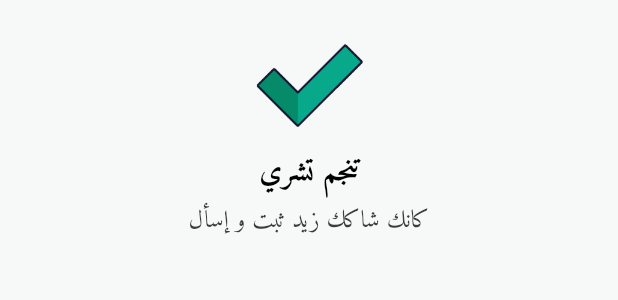
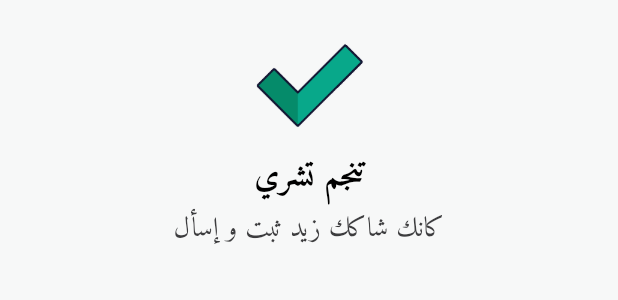
Before and after one commit to Zied-Dahmani/qataa, a Flutter app: the BottomSheetContent widget shown alone on an empty page, opened directly with empty values, on a phone screen of 412 x 824 dp. Shown: the top 300 px of the screen. Run offline on Flutter 3.47's test engine with Material 2 defaults, Android fonts, the light colour scheme and no system bars; our stand-ins replace audioplayers, connectivity_plus, dio, equatable, font_awesome_flutter, get and 1 more; missing offline and left inert: barcode_scan2, onboarding_overlay; accounts and stored records are empty.

Commit message:
feat: Onboarding & Blacklist

```diff
--- a/lib/application/app_bindings.dart
+++ b/lib/application/app_bindings.dart
@@ -1,6 +1,7 @@
 import 'package:get/get.dart';
 import 'package:qataa/application/controllers/scan_controller.dart';
 import 'package:qataa/application/services/connectivity_service.dart';
+import 'package:qataa/application/services/onboarding_service.dart';
 import 'package:qataa/application/usecases/scan_barcode_use_case.dart';
 import 'package:qataa/data/repositories/barcode_repository.dart';
 
@@ -8,6 +9,7 @@ class AppBindings implements Bindings {
   @override
   void dependencies() {
     Get.lazyPut(() => ConnectivityService(), fenix: true);
+    Get.lazyPut(() => OnBoardingService(), fenix: true);
     Get.lazyPut(() => ScanController(ScanBarcodeUseCase(BarcodeRepository())), fenix: true);
   }
 }
--- a/lib/utils/locale.dart
+++ b/lib/config/locale.dart
@@ -14,6 +14,10 @@ class Locale implements Translations {
           'problemTitle': 'مشكلة',
           'productNotKnown': 'منتج معناش عليه معلومات',
           'connectivityProblem': 'ثبت في الإنترنت متاعك',
+          'scanOnBoardingTitle': 'سكاني المنتج',
+          'scanOnBoardingBody': 'بش تعرفو ضمن القائمة السوداء ولا تنجم تشريه',
+          'emailOnBoardingTitle': 'استفسارات',
+          'emailOnBoardingBody': 'كان تحب تسأل على حاجة تنجم تبعثلنا بريد إلكتروني',
         },
       };
 }
--- a/lib/config/router/app_router.dart
+++ b/lib/config/router/app_router.dart
@@ -1,9 +1,9 @@
 import 'package:get/get.dart';
-import 'package:qataa/presentation/views/scan_screen.dart';
+import 'package:qataa/presentation/widgets/onboarding.dart';
 import 'routes.dart';
 
 class AppRouter {
   static List<GetPage> routes = [
-    GetPage(name: Routes.scan, page: () => const ScanScreen()),
+    GetPage(name: Routes.scan, page: () => onBoardingWidget()),
   ];
 }
--- a/lib/config/theme.dart
+++ b/lib/config/theme.dart
@@ -6,7 +6,7 @@ final ThemeData lightTheme = ThemeData(
       brightness: Brightness.dark,
       primary: Color(0xFFEB4A5A),
       onPrimary: Color(0xFFF7F8F8),
-      secondary: Color(0xFFEB4A5A),
+      secondary: Colors.black,
       onSecondary: Color(0xFFF7F8F8),
       background: Color(0xFFF7F8F8),
       onBackground: Colors.black,
@@ -22,11 +22,11 @@ final ThemeData lightTheme = ThemeData(
         fontWeight: FontWeight.bold,
         color: Colors.black),
     headlineMedium: TextStyle(
-        fontSize: 20.0,
+        fontSize: 22.0,
         fontWeight: FontWeight.bold,
         color: Colors.black),
-    bodyLarge: TextStyle(fontSize: 18.0, color: Color(0xFF3C3C3E)),
-    bodyMedium: TextStyle(fontSize: 16.0, color: Color(0xFF3C3C3E)),
+    bodyLarge: TextStyle(fontSize: 20.0, color: Color(0xFF3C3C3E)),
+    bodyMedium: TextStyle(fontSize: 18.0, color: Color(0xFF3C3C3E)),
     bodySmall: TextStyle(fontSize: 12.0, color: Color(0xFF3C3C3E)),
   ),
   scaffoldBackgroundColor: const Color(0xFFF7F8F8),
@@ -37,4 +37,5 @@ final ThemeData lightTheme = ThemeData(
   ),
   bottomSheetTheme: const BottomSheetThemeData(backgroundColor:Colors.transparent),
   progressIndicatorTheme: const ProgressIndicatorThemeData(color: Color(0xFFEB4A5A)),
+  floatingActionButtonTheme: const FloatingActionButtonThemeData(backgroundColor: Color(0xFFEB4A5A))
 );
--- a/lib/data/repositories/barcode_repository.dart
+++ b/lib/data/repositories/barcode_repository.dart
@@ -5,9 +5,33 @@ class BarcodeRepository implements IBarcodeRepository {
   final BarcodeDataSource _barcodeDataProvider = BarcodeDataSource();
   // TODO: fill the black list
   final List<String> _blacklist = [
+    'coca',
+    'coca-cola',
+    'fanta',
+    'sprite',
+    'pepsi',
+    'bull',
+    'miranda',
+    'nestlé',
+    'lipton',
+    'nutella',
+    'kitkat',
+    'twix',
+    'kat',
+    'nesquik',
+    'carrefour',
+    'tang',
+    'milka',
+    'oreo',
+    'bounty',
+    'snickers',
+    'mars',
+    'galaxy',
+    "m&m's",
     'danone'
     'nescafé',
-    'coca',
+    'knorr',
+    'flakes',
     'ariel',
     'gillette',
     'rexona',
@@ -15,9 +39,33 @@ class BarcodeRepository implements IBarcodeRepository {
     "l'oreal",
     'pringles',
     'doritos',
+    'cheetos',
     "lay's",
     'signal',
-    'colgate'
+    'sensodyne',
+    'oral-b',
+    'colgate',
+    'crest',
+    'sunsilk',
+    'nivea',
+    'pantene',
+    'lux',
+    'dove',
+    'vansih',
+    'always',
+    'dettol',
+    'schwarzkopf',
+    'palmolive',
+    'fairy',
+    'pril',
+    'persil',
+    'tide',
+    'omo',
+    'shoulders',
+    'finish',
+    'vaseline',
+    'unilever',
+    "johnson's",
   ];
 
   @override
--- a/lib/main.dart
+++ b/lib/main.dart
@@ -5,7 +5,7 @@ import 'package:qataa/config/theme.dart';
 import 'package:get/get.dart';
 import 'package:qataa/application/app_bindings.dart';
 import 'package:flutter_localizations/flutter_localizations.dart';
-import 'package:qataa/utils/locale.dart' as locale_dart;
+import 'package:qataa/config/locale.dart' as locale_dart;
 
 void main() {
   runApp(const MyApp());
--- a/lib/presentation/widgets/bottom_sheet_content.dart
+++ b/lib/presentation/widgets/bottom_sheet_content.dart
@@ -9,7 +9,8 @@ class BottomSheetContent extends StatelessWidget {
 
   @override
   Widget build(BuildContext context) {
-    return Container(
+    return IntrinsicHeight(
+      child: Container(
         padding: const EdgeInsets.all(kBigSpace),
         decoration: BoxDecoration(
           color: Get.theme.colorScheme.background,
@@ -18,7 +19,7 @@ class BottomSheetContent extends StatelessWidget {
             topRight: Radius.circular(kRadius),
           ),
         ),
-      height: kBottomSheetHeight,
+        //height: kBottomSheetHeight,
         child: Center(
           child: Column(
             mainAxisAlignment: MainAxisAlignment.start,
@@ -50,6 +51,7 @@ class BottomSheetContent extends StatelessWidget {
             ],
           ),
         ),
+      ),
     );
   }
 }
--- a/pubspec.yaml
+++ b/pubspec.yaml
@@ -40,6 +40,8 @@ dependencies:
   equatable: ^2.0.5
   audioplayers: ^5.2.1
   url_launcher: ^6.1.5
+  onboarding_overlay: ^3.2.1
+  shared_preferences: ^2.2.0
   # The following adds the Cupertino Icons font to your application.
   # Use with the CupertinoIcons class for iOS style icons.
   cupertino_icons: ^1.0.2
```
Also changed, not shown: lib/application/services/onboarding_service.dart (added, +17 -0 lines), lib/presentation/views/scan_screen.dart (+21 -7 lines), lib/presentation/widgets/onboarding.dart (added, +46 -0 lines). Lines whose indentation alone changed are shown as unchanged.
